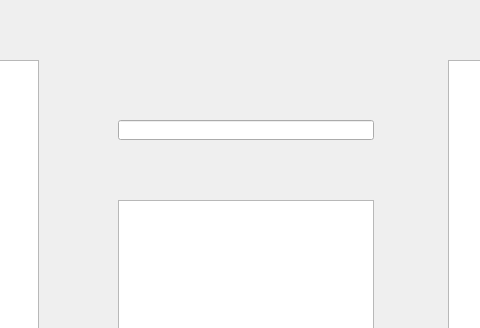
MLGRasirus420/Playfair, file domaci_ukol_03/gui.ui: the form before one commit; both pictures show x 372 to 852 and y 0 to 328 of the 1242 by 661 pixel window.
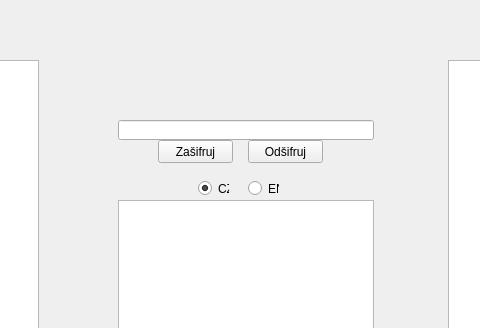
The form after the commit.

Patch:
```diff
--- a/domaci_ukol_03/gui.ui
+++ b/domaci_ukol_03/gui.ui
@@ -54,6 +54,61 @@
      </rect>
     </property>
    </widget>
+   <widget class="QPushButton" name="encodeButton">
+    <property name="geometry">
+     <rect>
+      <x>530</x>
+      <y>140</y>
+      <width>75</width>
+      <height>23</height>
+     </rect>
+    </property>
+    <property name="text">
+     <string>Zašifruj</string>
+    </property>
+   </widget>
+   <widget class="QPushButton" name="decodeButton">
+    <property name="geometry">
+     <rect>
+      <x>620</x>
+      <y>140</y>
+      <width>75</width>
+      <height>23</height>
+     </rect>
+    </property>
+    <property name="text">
+     <string>Odšifruj</string>
+    </property>
+   </widget>
+   <widget class="QRadioButton" name="czRadioButton">
+    <property name="geometry">
+     <rect>
+      <x>570</x>
+      <y>180</y>
+      <width>31</width>
+      <height>17</height>
+     </rect>
+    </property>
+    <property name="text">
+     <string>CZ</string>
+    </property>
+    <property name="checked">
+     <bool>true</bool>
+    </property>
+   </widget>
+   <widget class="QRadioButton" name="enRadioButton">
+    <property name="geometry">
+     <rect>
+      <x>620</x>
+      <y>180</y>
+      <width>31</width>
+      <height>17</height>
+     </rect>
+    </property>
+    <property name="text">
+     <string>EN</string>
+    </property>
+   </widget>
   </widget>
   <widget class="QMenuBar" name="menubar">
    <property name="geometry">
```
